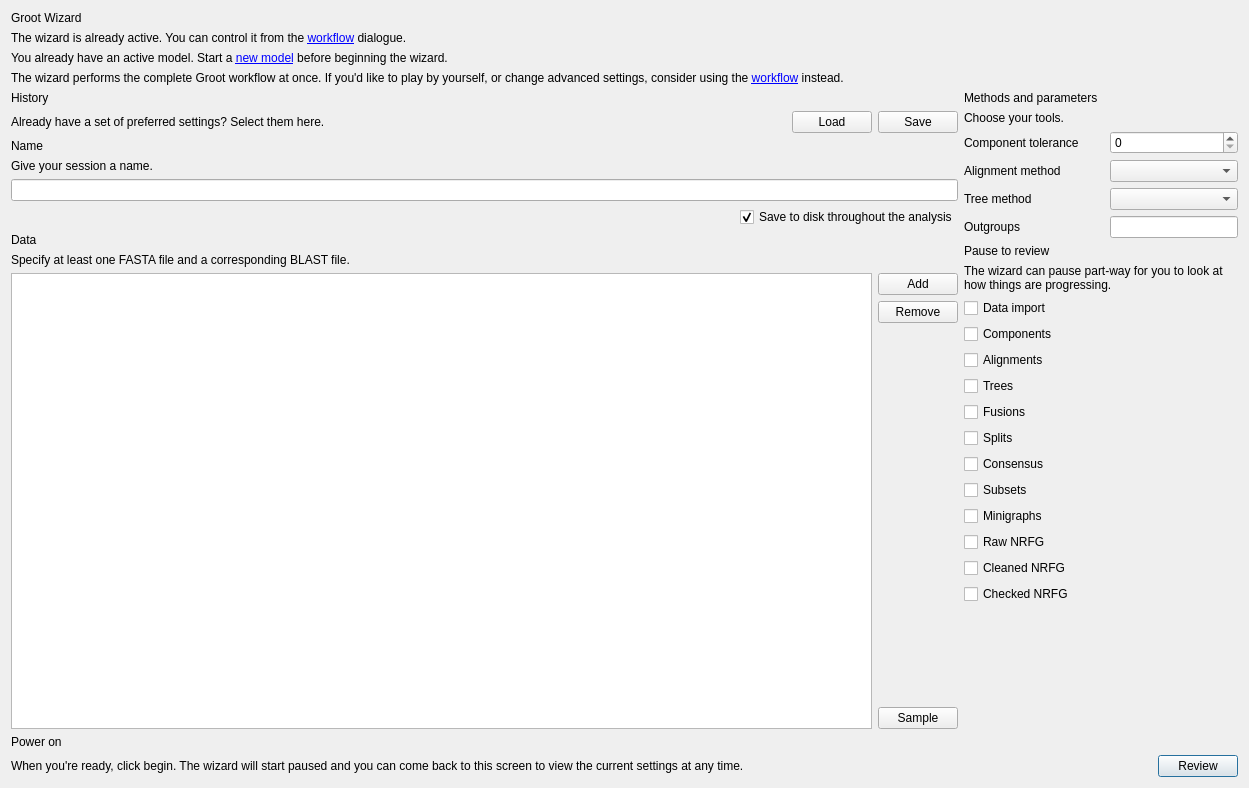
Qt form groot/frontends/gui/forms/designer/frm_wizard_designer.ui (JMcInerneyLab/groot) before a commit.
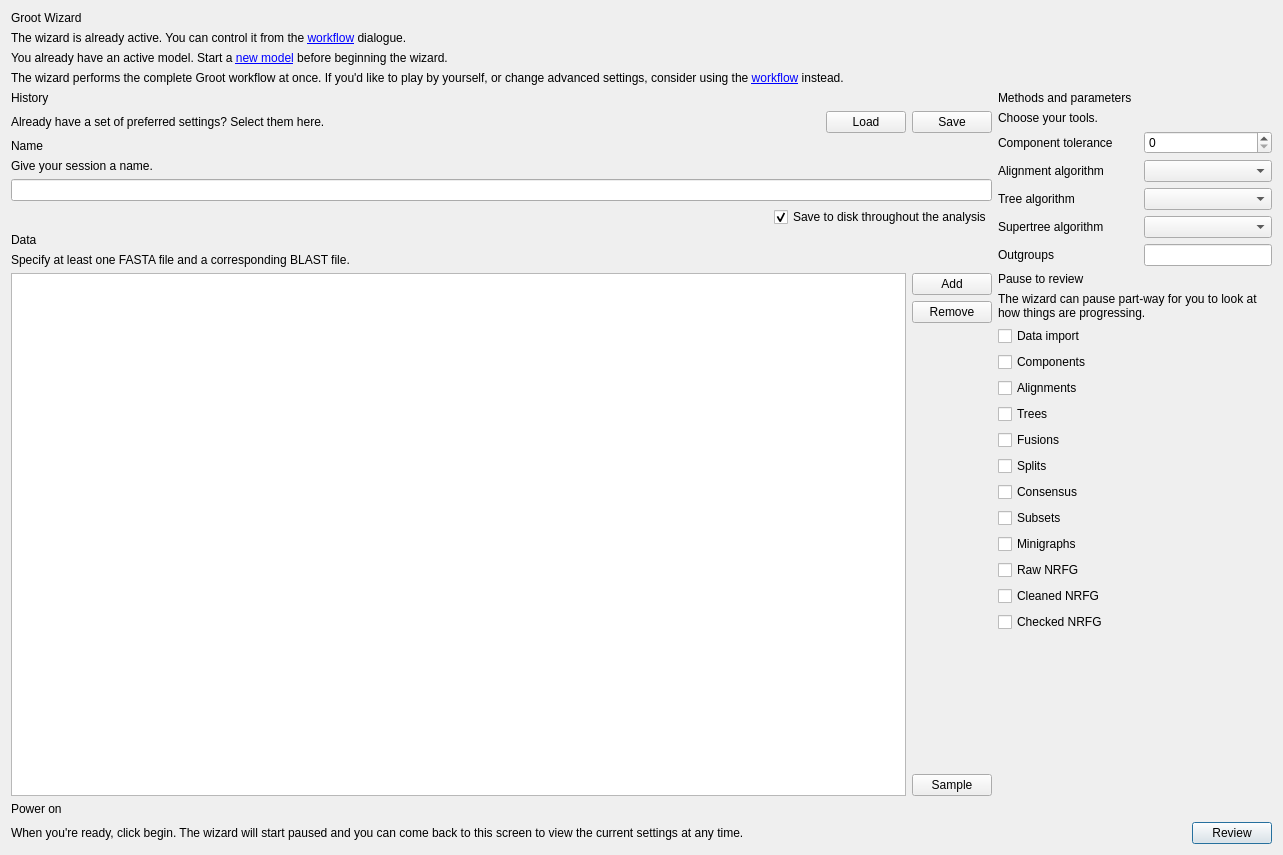
The same form after that commit. Icons and pictures are not drawn.

The edit to the form file:
```diff
--- a/groot/frontends/gui/forms/designer/frm_wizard_designer.ui
+++ b/groot/frontends/gui/forms/designer/frm_wizard_designer.ui
@@ -6,8 +6,8 @@
    <rect>
     <x>0</x>
     <y>0</y>
-    <width>1249</width>
-    <height>788</height>
+    <width>1283</width>
+    <height>855</height>
    </rect>
   </property>
   <property name="windowTitle">
@@ -475,6 +475,93 @@
      </item>
      <item>
       <layout class="QGridLayout" name="gridLayout_2">
+       <item row="4" column="1">
+        <widget class="QLineEdit" name="TXT_OUTGROUPS">
+         <property name="sizePolicy">
+          <sizepolicy hsizetype="Minimum" vsizetype="Fixed">
+           <horstretch>0</horstretch>
+           <verstretch>0</verstretch>
+          </sizepolicy>
+         </property>
+        </widget>
+       </item>
+       <item row="4" column="0">
+        <widget class="QLabel" name="label_23">
+         <property name="sizePolicy">
+          <sizepolicy hsizetype="Fixed" vsizetype="Preferred">
+           <horstretch>0</horstretch>
+           <verstretch>0</verstretch>
+          </sizepolicy>
+         </property>
+         <property name="minimumSize">
+          <size>
+           <width>140</width>
+           <height>0</height>
+          </size>
+         </property>
+         <property name="text">
+          <string>Outgroups</string>
+         </property>
+        </widget>
+       </item>
+       <item row="0" column="0">
+        <widget class="QLabel" name="label_20">
+         <property name="sizePolicy">
+          <sizepolicy hsizetype="Fixed" vsizetype="Preferred">
+           <horstretch>0</horstretch>
+           <verstretch>0</verstretch>
+          </sizepolicy>
+         </property>
+         <property name="minimumSize">
+          <size>
+           <width>140</width>
+           <height>0</height>
+          </size>
+         </property>
+         <property name="text">
+          <string>Component tolerance</string>
+         </property>
+        </widget>
+       </item>
+       <item row="0" column="1">
+        <widget class="QSpinBox" name="SPN_COMPONENT_TOLERANCE">
+         <property name="minimumSize">
+          <size>
+           <width>128</width>
+           <height>0</height>
+          </size>
+         </property>
+        </widget>
+       </item>
+       <item row="3" column="0">
+        <widget class="QLabel" name="label_26">
+         <property name="sizePolicy">
+          <sizepolicy hsizetype="Fixed" vsizetype="Preferred">
+           <horstretch>0</horstretch>
+           <verstretch>0</verstretch>
+          </sizepolicy>
+         </property>
+         <property name="minimumSize">
+          <size>
+           <width>140</width>
+           <height>0</height>
+          </size>
+         </property>
+         <property name="text">
+          <string>Supertree algorithm</string>
+         </property>
+        </widget>
+       </item>
+       <item row="3" column="1">
+        <widget class="QComboBox" name="CMB_SUPERTREE_METHOD">
+         <property name="minimumSize">
+          <size>
+           <width>128</width>
+           <height>0</height>
+          </size>
+         </property>
+        </widget>
+       </item>
        <item row="1" column="0">
         <widget class="QLabel" name="label_21">
          <property name="sizePolicy">
@@ -490,17 +577,7 @@
           </size>
          </property>
          <property name="text">
-          <string>Alignment method</string>
-         </property>
-        </widget>
-       </item>
-       <item row="0" column="1">
-        <widget class="QSpinBox" name="SPN_COMPONENT_TOLERANCE">
-         <property name="minimumSize">
-          <size>
-           <width>128</width>
-           <height>0</height>
-          </size>
+          <string>Alignment algorithm</string>
          </property>
         </widget>
        </item>
@@ -529,7 +606,7 @@
           </size>
          </property>
          <property name="text">
-          <string>Tree method</string>
+          <string>Tree algorithm</string>
          </property>
         </widget>
        </item>
@@ -543,54 +620,6 @@
          </property>
         </widget>
        </item>
-       <item row="0" column="0">
-        <widget class="QLabel" name="label_20">
-         <property name="sizePolicy">
-          <sizepolicy hsizetype="Fixed" vsizetype="Preferred">
-           <horstretch>0</horstretch>
-           <verstretch>0</verstretch>
-          </sizepolicy>
-         </property>
-         <property name="minimumSize">
-          <size>
-           <width>140</width>
-           <height>0</height>
-          </size>
-         </property>
-         <property name="text">
-          <string>Component tolerance</string>
-         </property>
-        </widget>
-       </item>
-       <item row="3" column="0">
-        <widget class="QLabel" name="label_23">
-         <property name="sizePolicy">
-          <sizepolicy hsizetype="Fixed" vsizetype="Preferred">
-           <horstretch>0</horstretch>
-           <verstretch>0</verstretch>
-          </sizepolicy>
-         </property>
-         <property name="minimumSize">
-          <size>
-           <width>140</width>
-           <height>0</height>
-          </size>
-         </property>
-         <property name="text">
-          <string>Outgroups</string>
-         </property>
-        </widget>
-       </item>
-       <item row="3" column="1">
-        <widget class="QLineEdit" name="TXT_OUTGROUPS">
-         <property name="sizePolicy">
-          <sizepolicy hsizetype="Minimum" vsizetype="Fixed">
-           <horstretch>0</horstretch>
-           <verstretch>0</verstretch>
-          </sizepolicy>
-         </property>
-        </widget>
-       </item>
       </layout>
      </item>
      <item>
```
Left out of the diff: 1 changed line with no effect on the pictures.
